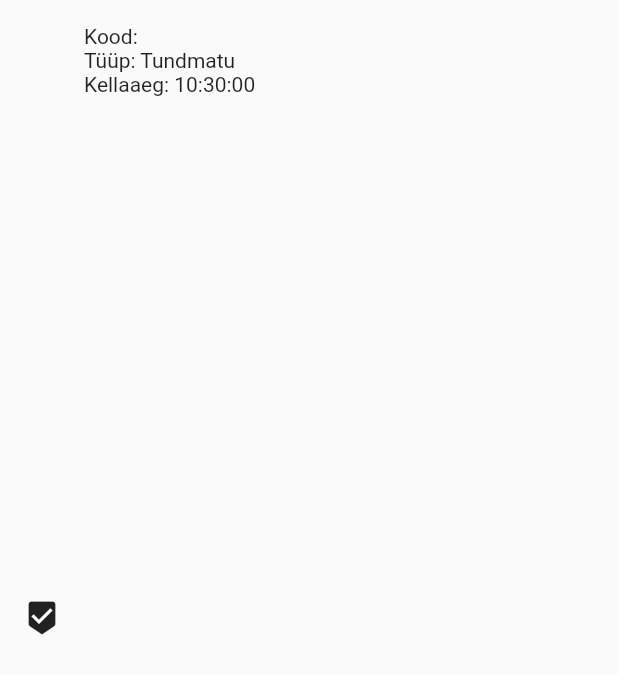
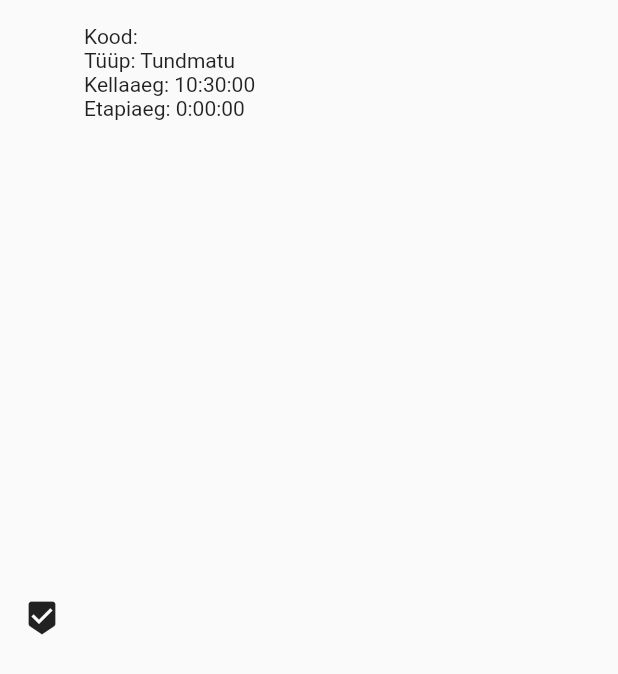
Before and after one commit to Crimsons/orientiir, a Flutter app: the ListItem widget shown alone on an empty page, opened directly with empty values, on a phone screen of 412 x 824 dp. Shown: the top 674 px of the screen. Run offline on Flutter 3.47's test engine with Material 2 defaults, Android fonts, the light colour scheme and no system bars; our stand-ins replace shared_preferences; missing offline and left inert: barcode_scan; accounts and stored records are empty; generated files the repository leaves out were written again.

Commit message:
Add lap time to scanned checkpoint

```diff
--- a/lib/app/contestdetails/ContestDetailsScreen.dart
+++ b/lib/app/contestdetails/ContestDetailsScreen.dart
@@ -50,7 +50,14 @@ class ContestDetailsState extends State<ContestDetailsScreen> {
       body: ListView.builder(
         itemBuilder: (BuildContext context, int index) {
           CheckPoint checkPoint = contest.getCheckPoints()[index];
-          return ListItem(checkPoint: checkPoint);
+          CheckPoint previousCheckPoint;
+          if (index > 0) {
+            previousCheckPoint = contest.getCheckPoints()[index - 1];
+          }
+          return ListItem(
+            checkPoint: checkPoint,
+            previousCheckPoint: previousCheckPoint,
+          );
         },
         itemCount: contest.getCheckPoints().length,
       ),
--- a/lib/app/contestdetails/ListItem.dart
+++ b/lib/app/contestdetails/ListItem.dart
@@ -5,8 +5,9 @@ import 'package:intl/intl.dart';
 
 class ListItem extends StatelessWidget {
   final CheckPoint checkPoint;
+  final CheckPoint previousCheckPoint;
 
-  ListItem({this.checkPoint});
+  ListItem({this.checkPoint, this.previousCheckPoint});
 
   @override
   Widget build(BuildContext context) {
@@ -24,21 +25,21 @@ class ListItem extends StatelessWidget {
               mainAxisAlignment: MainAxisAlignment.start,
               crossAxisAlignment: CrossAxisAlignment.start,
               children: <Widget>[
-                Text(_titleString(checkPoint)),
-                Text(_typeString(checkPoint)),
-                Text(_dateString(checkPoint)),
+                Text(_titleString),
+                Text(_typeString),
+                Text(_dateString),
+                _buildLapTimeText(),
               ],
             ),
           ],
         ));
   }
 
-  String _titleString(CheckPoint checkPoint) {
-    String title = "Kood: ${checkPoint.code}";
-    return title;
+  String get _titleString {
+    return "Kood: ${checkPoint.code}";
   }
 
-  String _typeString(CheckPoint checkPoint) {
+  String get _typeString {
     String type = "Tüüp: ";
     switch (checkPoint.type) {
       case CheckPointType.checkpoint:
@@ -63,9 +64,26 @@ class ListItem extends StatelessWidget {
     return type;
   }
 
-  String _dateString(CheckPoint checkPoint) {
+  String get _dateString {
     var formatter = DateFormat("kk:mm:ss");
-    String dateTime = "Kellaaeg: ${formatter.format(checkPoint.dateTime)}";
-    return dateTime;
+    return "Kellaaeg: ${formatter.format(checkPoint.dateTime)}";
+  }
+
+  Widget _buildLapTimeText() {
+    if (previousCheckPoint != null) {
+      return Text(_lapTimeString);
+    } else {
+      return SizedBox.shrink();
+    }
+  }
+
+  String get _lapTimeString {
+    final duration =
+    checkPoint.dateTime.difference(previousCheckPoint.dateTime);
+    final durationString = duration
+        .toString()
+        .split(".")
+        .first;
+    return "Etapiaeg: $durationString";
   }
 }
```
